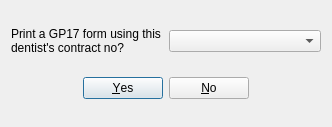
Above: qt-designer/confirmDentist.ui from rowinggolfer/openmolar1 before the change. Below: the same form after it.
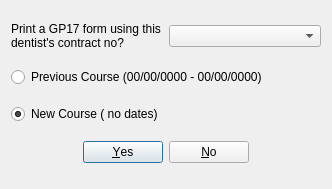
That is the form after the change.

Commit message: improvements to appointment widget, making more sense when days are split between 2 practitioner. Also more options for GP17 printing.

What changed in the file:
```diff
--- a/qt-designer/confirmDentist.ui
+++ b/qt-designer/confirmDentist.ui
@@ -1,12 +1,12 @@
 <ui version="4.0" >
  <class>Dialog</class>
- <widget class="QDialog" name="Dialog" >
-  <property name="geometry" >
+ <widget class="QDialog" name="Dialog">
+  <property name="geometry">
    <rect>
     <x>0</x>
     <y>0</y>
     <width>332</width>
-    <height>127</height>
+    <height>189</height>
    </rect>
   </property>
   <property name="windowTitle" >
@@ -26,15 +26,32 @@
    <item row="0" column="1" >
     <widget class="QComboBox" name="dents_comboBox" />
    </item>
-   <item row="1" column="0" colspan="2" >
-    <widget class="QDialogButtonBox" name="buttonBox" >
-     <property name="orientation" >
+   <item row="3" column="0" colspan="2">
+    <widget class="QDialogButtonBox" name="buttonBox">
+     <property name="orientation">
       <enum>Qt::Horizontal</enum>
      </property>
      <property name="standardButtons" >
       <set>QDialogButtonBox::No|QDialogButtonBox::Yes</set>
      </property>
-     <property name="centerButtons" >
+     <property name="centerButtons">
+      <bool>true</bool>
+     </property>
+    </widget>
+   </item>
+   <item row="1" column="0" colspan="2">
+    <widget class="QRadioButton" name="previousCourse_radioButton">
+     <property name="text">
+      <string>Previous Course (00/00/0000 - 00/00/0000)</string>
+     </property>
+    </widget>
+   </item>
+   <item row="2" column="0">
+    <widget class="QRadioButton" name="newCourse_radioButton">
+     <property name="text">
+      <string>New Course ( no dates)</string>
+     </property>
+     <property name="checked">
       <bool>true</bool>
      </property>
     </widget>
```
Left out of the diff: 29 changed lines with no effect on the pictures. The commit also changes 7 other files.
